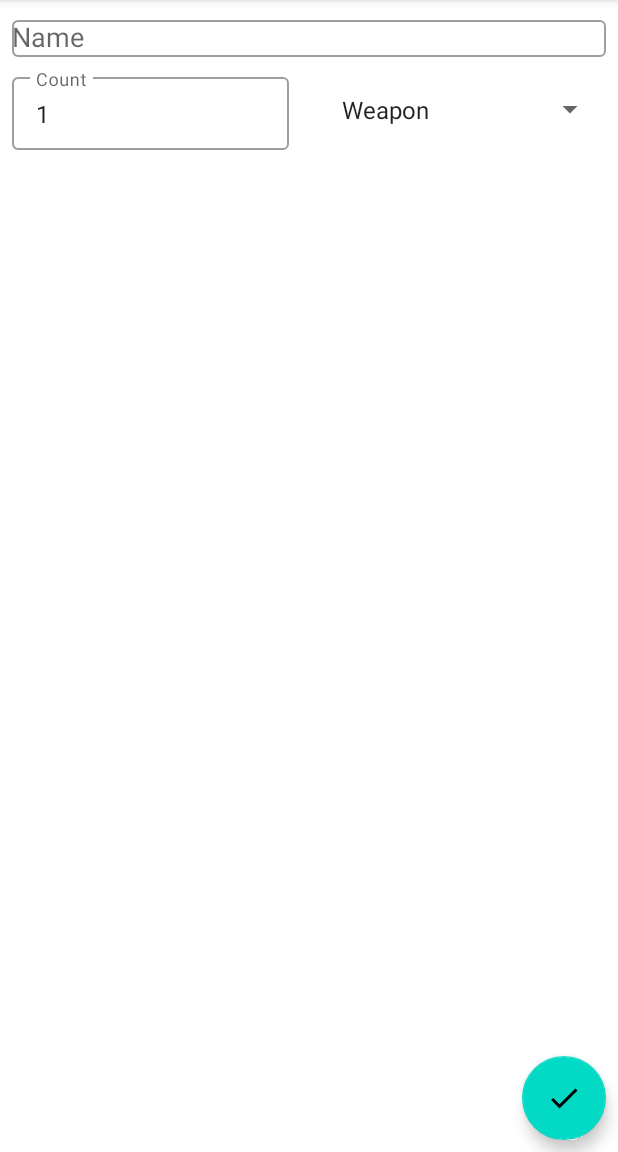
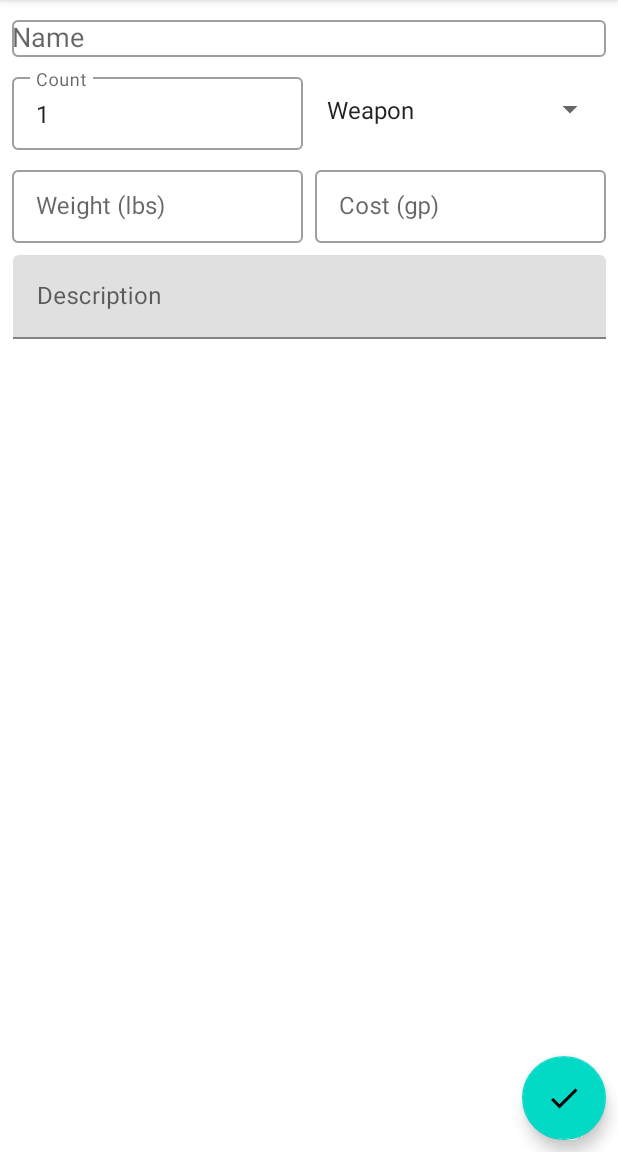
Before and after one commit to lconti97/AdventurersPack, an Android app: the screen it shows after launch (MainActivity), after a tap on an icon or button, on a phone screen of 412 x 824 dp, the part 84-1236 px from its top. Run offline under Robolectric (Android 15) with nearby library versions, the phone set to English and light mode, and no system bars; our stand-ins replace Room's generated code; 2 statements that could not run were skipped.

Commit message:
Add templates when none selected

```diff
--- a/app/src/main/java/com/kirodinstudios/adventurerspack_ddinventorymanagementtool/db/EquipmentStackDao.java
+++ b/app/src/main/java/com/kirodinstudios/adventurerspack_ddinventorymanagementtool/db/EquipmentStackDao.java
@@ -22,6 +22,9 @@ public interface EquipmentStackDao {
     @Insert()
     void insertAll(Collection<EquipmentStack> equipmentStacks);
 
+    @Insert
+    long insertEquipmentStack(EquipmentStack equipmentStack);
+
     @Delete
     void delete(EquipmentStack equipmentStack);
 }
--- a/app/src/main/java/com/kirodinstudios/adventurerspack_ddinventorymanagementtool/db/EquipmentTemplateDao.java
+++ b/app/src/main/java/com/kirodinstudios/adventurerspack_ddinventorymanagementtool/db/EquipmentTemplateDao.java
@@ -17,4 +17,7 @@ public interface EquipmentTemplateDao {
 
     @Insert
     void insertAllTemplates(Collection<EquipmentTemplate> equipmentTemplate);
+
+    @Insert
+    long insertTemplate(EquipmentTemplate equipmentTemplate);
 }
--- a/app/src/main/java/com/kirodinstudios/adventurerspack_ddinventorymanagementtool/model/EquipmentStack.java
+++ b/app/src/main/java/com/kirodinstudios/adventurerspack_ddinventorymanagementtool/model/EquipmentStack.java
@@ -2,6 +2,7 @@ package com.kirodinstudios.adventurerspack_ddinventorymanagementtool.model;
 
 import androidx.room.Entity;
 import androidx.room.ForeignKey;
+import androidx.room.Ignore;
 import androidx.room.PrimaryKey;
 
 @Entity(tableName = "EquipmentStack",
@@ -19,9 +20,14 @@ public class EquipmentStack {
     @ForeignKey(entity = EquipmentTemplate.class, parentColumns = "equipmentTemplateId", childColumns = "equipmentTemplateId")
     private long equipmentTemplateId;
 
-    public EquipmentStack(String name, int count, long equipmentTemplateId) {
+    @Ignore
+    public EquipmentStack(String name, int count) {
         this.name = name;
         this.count = count;
+    }
+
+    public EquipmentStack(String name, int count, long equipmentTemplateId) {
+        this(name, count);
         this.equipmentTemplateId = equipmentTemplateId;
     }
 
--- a/app/src/main/java/com/kirodinstudios/adventurerspack_ddinventorymanagementtool/ui/EquipmentStackAddFragment.java
+++ b/app/src/main/java/com/kirodinstudios/adventurerspack_ddinventorymanagementtool/ui/EquipmentStackAddFragment.java
@@ -29,6 +29,9 @@ public class EquipmentStackAddFragment extends Fragment {
     private AutoCompleteTextView nameAutoCompleteTextView;
     private EditText countEditText;
     private Spinner typeSpinner;
+    private EditText weightEditText;
+    private EditText costEditText;
+    private EditText descriptionEditText;
     private EquipmentTemplate equipmentTemplate;
 
     @Override
@@ -40,14 +43,32 @@ public class EquipmentStackAddFragment extends Fragment {
         countEditText = view.findViewById(R.id.equipment_stack_add_fragment_count);
         FloatingActionButton addButton = view.findViewById(R.id.equipment_stack_add_fragment_done);
         typeSpinner = view.findViewById(R.id.equipment_stack_add_fragment_type);
+        weightEditText = view.findViewById(R.id.equipment_stack_add_fragment_weight);
+        costEditText = view.findViewById(R.id.equipment_stack_add_fragment_cost);
+        descriptionEditText = view.findViewById(R.id.equipment_stack_add_fragment_description);
 
         addButton.setOnClickListener(view1 -> {
             String name = nameAutoCompleteTextView.getText().toString();
             int count = Integer.valueOf(countEditText.getText().toString());
-            long equipmentTemplateId = equipmentTemplate.getEquipmentTemplateId();
-            EquipmentStack equipmentStack = new EquipmentStack(name, count, equipmentTemplateId);
 
-            viewModel.addEquipmentStack(equipmentStack);
+            //TODO: if equipment template is null or inputs don't match up with the equipment stack properties
+            if (equipmentTemplate == null) {
+                String description = descriptionEditText.getText().toString();
+                double weight = Double.valueOf(weightEditText.getText().toString());
+                double cost = Double.valueOf(costEditText.getText().toString());
+                String type = (String) typeSpinner.getSelectedItem();
+
+                EquipmentTemplate equipmentTemplate = new EquipmentTemplate(name, description, type, cost, weight);
+                EquipmentStack equipmentStack = new EquipmentStack(name, count);
+                viewModel.addEquipmentTemplateAndEquipmentStack(equipmentTemplate, equipmentStack);
+            }
+            else {
+                long equipmentTemplateId = equipmentTemplate.getEquipmentTemplateId();
+                EquipmentStack equipmentStack = new EquipmentStack(name, count, equipmentTemplateId);
+
+                viewModel.addEquipmentStack(equipmentStack);
+            }
+
             ((MainActivity) getActivity()).showEquipmentStackListFragment();
         });
 
--- a/app/src/main/java/com/kirodinstudios/adventurerspack_ddinventorymanagementtool/viewmodel/EquipmentStackAddViewModel.java
+++ b/app/src/main/java/com/kirodinstudios/adventurerspack_ddinventorymanagementtool/viewmodel/EquipmentStackAddViewModel.java
@@ -42,12 +42,30 @@ public class EquipmentStackAddViewModel extends AndroidViewModel {
         return equipmentTemplates;
     }
 
+    public void addEquipmentTemplateAndEquipmentStack(EquipmentTemplate equipmentTemplate, EquipmentStack equipmentStack) {
+        Callable<Void> addEquipmentTemplateCallable = () -> {
+            // TODO: null checks
+            long equipmentTemplateId = equipmentTemplateDao.insertTemplate(equipmentTemplate);
+            equipmentStack.setEquipmentTemplateId(equipmentTemplateId);
+            equipmentStackDao.insertEquipmentStack(equipmentStack);
+            return null;
+        };
+        Callable<Void> failureCallable = () -> {
+            String failureMessageTemplate = context.getResources().getString(R.string.equipment_template_add_failure_message);
+            String failureMessage = String.format(failureMessageTemplate, equipmentTemplate.getName());
+            Toast.makeText(context, failureMessage, Toast.LENGTH_SHORT).show();
+            return null;
+        };
+
+        appDatabase.executeQuery(addEquipmentTemplateCallable, failureCallable);
+    }
+
     public void addEquipmentStack(EquipmentStack equipmentStack) {
-        Callable addEquipmentStackCallable = () -> {
+        Callable<Void> addEquipmentStackCallable = () -> {
             equipmentStackDao.insertAll(Arrays.asList(equipmentStack));
             return null;
         };
-        Callable failureCallable = () -> {
+        Callable<Void> failureCallable = () -> {
             String failureMessageTemplate = context.getResources().getString(R.string.equipment_stack_add_failure_message);
             String failureMessage = String.format(failureMessageTemplate, equipmentStack.getName());
             Toast.makeText(context, failureMessage, Toast.LENGTH_SHORT).show();
--- a/app/src/main/res/layout/equipment_stack_add_fragment.xml
+++ b/app/src/main/res/layout/equipment_stack_add_fragment.xml
@@ -20,15 +20,16 @@
         app:layout_constraintEnd_toEndOf="parent"
         app:layout_constraintHorizontal_bias="0.5"
         app:layout_constraintStart_toStartOf="parent"
-        app:layout_constraintTop_toTopOf="parent">
+        app:layout_constraintTop_toTopOf="parent"
+        app:layout_constraintVertical_chainStyle="packed">
 
         <AutoCompleteTextView
             android:id="@+id/equipment_stack_add_fragment_name"
             android:layout_width="match_parent"
             android:layout_height="wrap_content"
+            android:completionThreshold="2"
             android:hint="@string/name"
-            android:inputType="textCapSentences"
-            android:completionThreshold="2"/>
+            android:inputType="textCapSentences" />
 
 
     </com.google.android.material.textfield.TextInputLayout>
@@ -41,8 +42,8 @@
         android:layout_marginStart="8dp"
         android:layout_marginLeft="8dp"
         android:layout_marginTop="8dp"
-        android:layout_marginEnd="27dp"
-        android:layout_marginRight="27dp"
+        android:layout_marginEnd="8dp"
+        android:layout_marginRight="8dp"
         android:hint="@string/count"
         app:layout_constraintEnd_toStartOf="@+id/equipment_stack_add_fragment_type"
         app:layout_constraintHorizontal_bias="0.5"
@@ -69,6 +70,51 @@
         app:layout_constraintStart_toEndOf="@+id/equipment_stack_add_fragment_count_layout"
         app:layout_constraintTop_toTopOf="@+id/equipment_stack_add_fragment_count_layout" />
 
+    <com.google.android.material.textfield.TextInputLayout
+        android:id="@+id/equipment_stack_add_fragment_weight_layout"
+        style="@style/Widget.MaterialComponents.TextInputLayout.OutlinedBox.Dense"
+        android:layout_width="0dp"
+        android:layout_height="wrap_content"
+        android:layout_marginStart="8dp"
+        android:layout_marginLeft="8dp"
+        android:layout_marginTop="8dp"
+        android:layout_marginEnd="8dp"
+        android:layout_marginRight="8dp"
+        android:hint="@string/weightInPounds"
+        app:layout_constraintEnd_toStartOf="@+id/equipment_stack_add_fragment_cost_layout"
+        app:layout_constraintHorizontal_bias="0.5"
+        app:layout_constraintStart_toStartOf="parent"
+        app:layout_constraintTop_toBottomOf="@+id/equipment_stack_add_fragment_count_layout">
+
+        <com.google.android.material.textfield.TextInputEditText
+            android:id="@+id/equipment_stack_add_fragment_weight"
+            android:layout_width="match_parent"
+            android:layout_height="wrap_content"
+            android:inputType="numberDecimal" />
+
+    </com.google.android.material.textfield.TextInputLayout>
+
+    <com.google.android.material.textfield.TextInputLayout
+        android:id="@+id/equipment_stack_add_fragment_cost_layout"
+        style="@style/Widget.MaterialComponents.TextInputLayout.OutlinedBox.Dense"
+        android:layout_width="0dp"
+        android:layout_height="wrap_content"
+        android:layout_marginTop="8dp"
+        android:layout_marginEnd="8dp"
+        android:layout_marginRight="8dp"
+        android:hint="@string/costInGp"
+        app:layout_constraintEnd_toEndOf="parent"
+        app:layout_constraintStart_toEndOf="@+id/equipment_stack_add_fragment_weight_layout"
+        app:layout_constraintTop_toBottomOf="@+id/equipment_stack_add_fragment_type">
+
+        <com.google.android.material.textfield.TextInputEditText
+            android:id="@+id/equipment_stack_add_fragment_cost"
+            android:layout_width="match_parent"
+            android:layout_height="wrap_content"
+            android:inputType="numberDecimal" />
+
+    </com.google.android.material.textfield.TextInputLayout>
+
     <com.google.android.material.floatingactionbutton.FloatingActionButton
         android:id="@+id/equipment_stack_add_fragment_done"
         android:layout_width="wrap_content"
@@ -83,4 +129,25 @@
         app:layout_constraintEnd_toEndOf="parent"
         app:srcCompat="@drawable/ic_done_white_24dp" />
 
+    <com.google.android.material.textfield.TextInputLayout
+        android:id="@+id/equipment_stack_add_fragment_description_layout"
+        android:layout_width="395dp"
+        android:layout_height="wrap_content"
+        android:layout_marginStart="8dp"
+        android:layout_marginLeft="8dp"
+        android:layout_marginTop="8dp"
+        android:layout_marginEnd="8dp"
+        android:layout_marginRight="8dp"
+        android:hint="@string/description"
+        app:layout_constraintEnd_toEndOf="parent"
+        app:layout_constraintStart_toStartOf="parent"
+        app:layout_constraintTop_toBottomOf="@+id/equipment_stack_add_fragment_weight_layout">
+
+        <com.google.android.material.textfield.TextInputEditText
+            android:id="@+id/equipment_stack_add_fragment_description"
+            android:layout_width="match_parent"
+            android:layout_height="wrap_content"
+            android:inputType="textCapSentences|textMultiLine" />
+    </com.google.android.material.textfield.TextInputLayout>
+
 </androidx.constraintlayout.widget.ConstraintLayout>
--- a/app/src/main/res/values/strings.xml
+++ b/app/src/main/res/values/strings.xml
@@ -7,4 +7,8 @@
     <string name="equipment_stack_add_failure_message">Failed to save %s</string>
     <string name="type">Type</string>
     <string name="_1">1</string>
+    <string name="costInGp">Cost (gp)</string>
+    <string name="weightInPounds">Weight (lbs)</string>
+    <string name="description">Description</string>
+    <string name="equipment_template_add_failure_message">Failed to save template %s</string>
 </resources>
```
